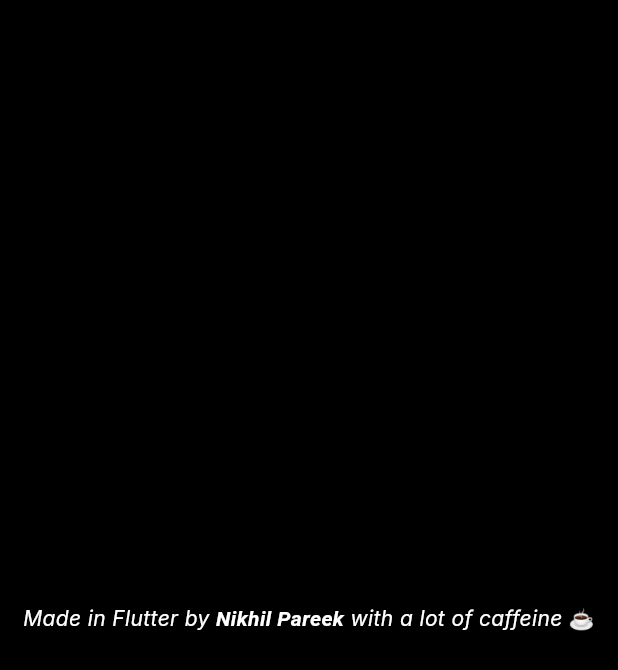
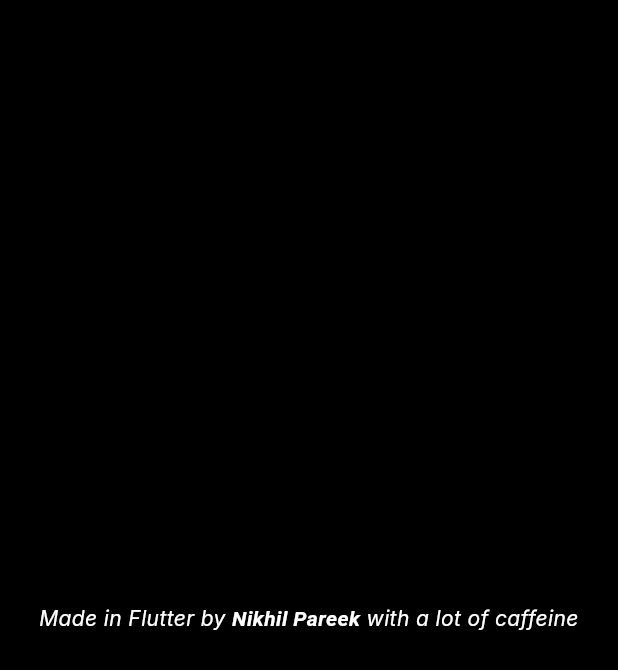
Before and after one commit to nikkhilpareek/folio, a Flutter app: the FooterSection widget shown alone on an empty page, opened directly, on a phone screen of 412 x 824 dp. Shown: the top 670 px of the screen. Run offline on Flutter 3.47's test engine with Material 3 defaults, Android fonts, the light colour scheme and no system bars; our stand-ins replace font_awesome_flutter, google_fonts; missing offline and left inert: dart:html.

Commit message:
changed footer

```diff
--- a/lib/ui/sections/footer_section.dart
+++ b/lib/ui/sections/footer_section.dart
@@ -25,10 +25,6 @@ class FooterSection extends StatelessWidget {
                 ),
               ),
               const TextSpan(text: ' with a lot of caffeine'),
-              TextSpan(
-                text: ' ☕',
-                style: const TextStyle(fontStyle: FontStyle.normal),
-              ),
             ],
           ),
           textAlign: TextAlign.center,
```
